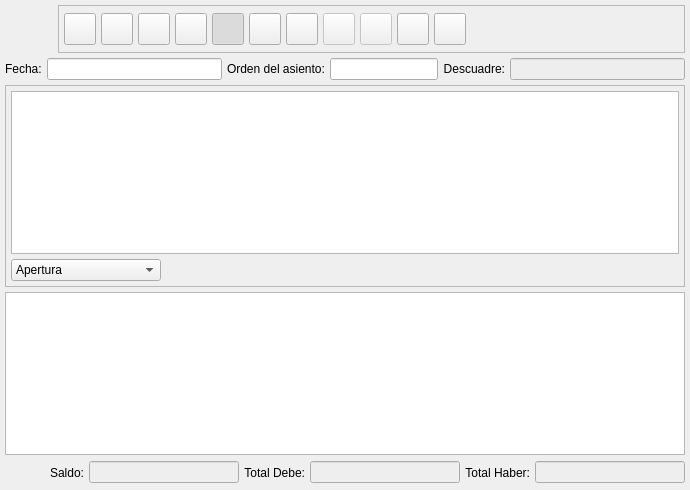
Old version of the form bulmages/bulmacont/src/contabilidad/asientobase.ui in the repository eboladev/Bulmages-1.
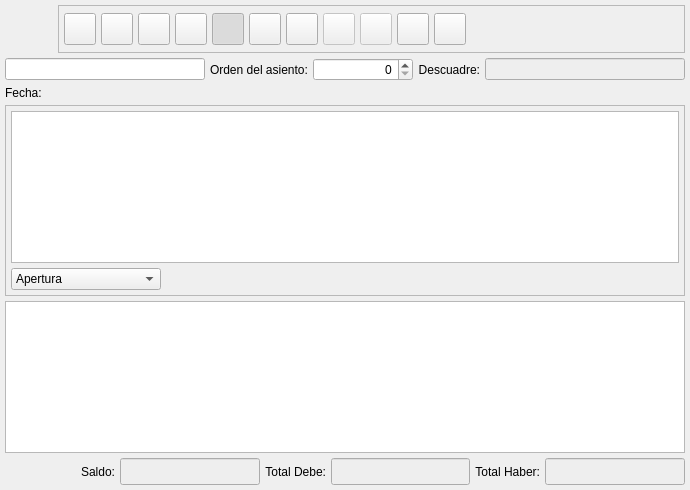
New version of the form. Icons and pictures are not drawn. Custom widgets are drawn as their Qt base class.

```diff
--- a/bulmages/bulmacont/src/contabilidad/asientobase.ui
+++ b/bulmages/bulmacont/src/contabilidad/asientobase.ui
@@ -623,13 +623,6 @@
      <property name="spacing" >
       <number>5</number>
      </property>
-     <item>
-      <widget class="QLabel" name="TextLabel2" >
-       <property name="text" >
-        <string>Fecha:</string>
-       </property>
-      </widget>
-     </item>
      <item>
       <widget class="BusquedaFecha" name="mui_fecha" >
        <property name="minimumSize" >
@@ -648,21 +641,16 @@
       </widget>
      </item>
      <item>
-      <widget class="QLineEdit" name="m_ordenasiento" >
-       <property name="sizePolicy" >
-        <sizepolicy>
-         <hsizetype>0</hsizetype>
-         <vsizetype>0</vsizetype>
-         <horstretch>0</horstretch>
-         <verstretch>0</verstretch>
-        </sizepolicy>
-       </property>
+      <widget class="QSpinBox" name="mui_ordenasiento" >
        <property name="minimumSize" >
         <size>
          <width>100</width>
          <height>0</height>
         </size>
        </property>
+       <property name="alignment" >
+        <set>Qt::AlignRight</set>
+       </property>
       </widget>
      </item>
      <item>
@@ -720,6 +708,9 @@
          </disabled>
         </palette>
        </property>
+       <property name="alignment" >
+        <set>Qt::AlignRight</set>
+       </property>
        <property name="readOnly" >
         <bool>true</bool>
        </property>
@@ -727,6 +718,13 @@
      </item>
     </layout>
    </item>
+   <item>
+    <widget class="QLabel" name="TextLabel2" >
+     <property name="text" >
+      <string>Fecha:</string>
+     </property>
+    </widget>
+   </item>
    <item>
     <widget class="QFrame" name="frame" >
      <property name="frameShape" >
@@ -845,7 +843,7 @@
        </property>
        <property name="minimumSize" >
         <size>
-         <width>150</width>
+         <width>100</width>
          <height>0</height>
         </size>
        </property>
@@ -886,6 +884,13 @@
          </disabled>
         </palette>
        </property>
+       <property name="font" >
+        <font>
+         <pointsize>12</pointsize>
+         <weight>75</weight>
+         <bold>true</bold>
+        </font>
+       </property>
        <property name="mouseTracking" >
         <bool>false</bool>
        </property>
@@ -920,7 +925,7 @@
       <widget class="QLineEdit" name="m_totaldebe" >
        <property name="minimumSize" >
         <size>
-         <width>150</width>
+         <width>100</width>
          <height>0</height>
         </size>
        </property>
@@ -961,6 +966,14 @@
          </disabled>
         </palette>
        </property>
+       <property name="font" >
+        <font>
+         <pointsize>12</pointsize>
+         <weight>75</weight>
+         <italic>false</italic>
+         <bold>true</bold>
+        </font>
+       </property>
        <property name="alignment" >
         <set>Qt::AlignRight</set>
        </property>
@@ -983,7 +996,7 @@
       <widget class="QLineEdit" name="m_totalhaber" >
        <property name="minimumSize" >
         <size>
-         <width>150</width>
+         <width>100</width>
          <height>0</height>
         </size>
        </property>
@@ -1024,6 +1037,13 @@
          </disabled>
         </palette>
        </property>
+       <property name="font" >
+        <font>
+         <pointsize>12</pointsize>
+         <weight>75</weight>
+         <bold>true</bold>
+        </font>
+       </property>
        <property name="alignment" >
         <set>Qt::AlignRight</set>
        </property>
```
